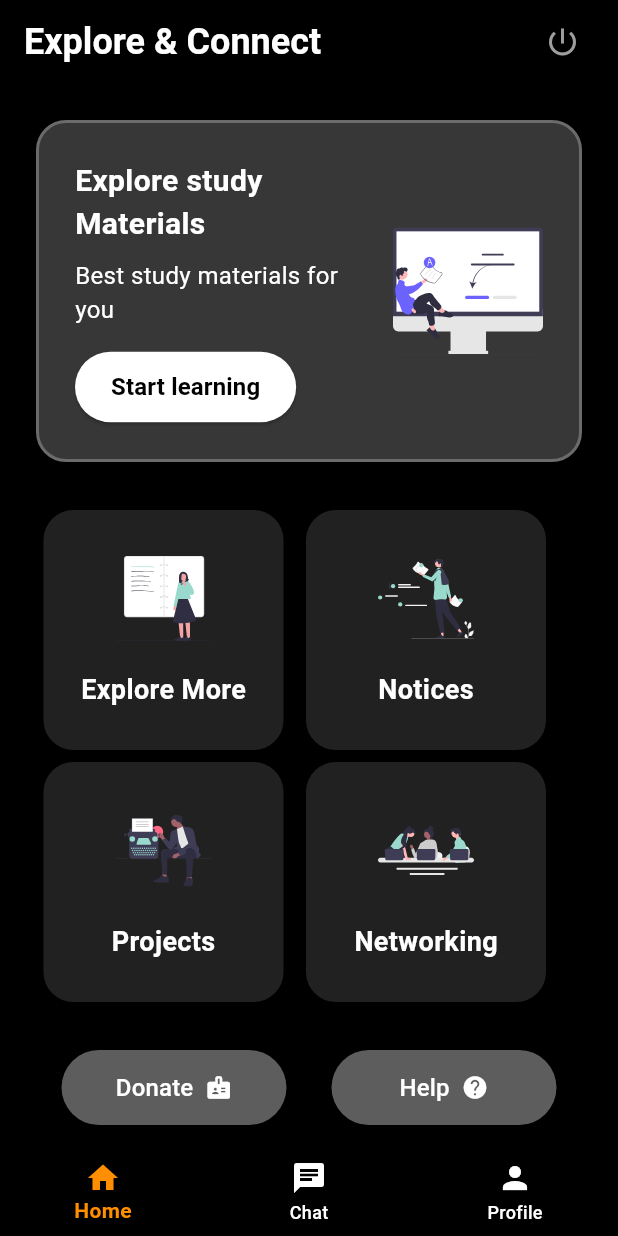
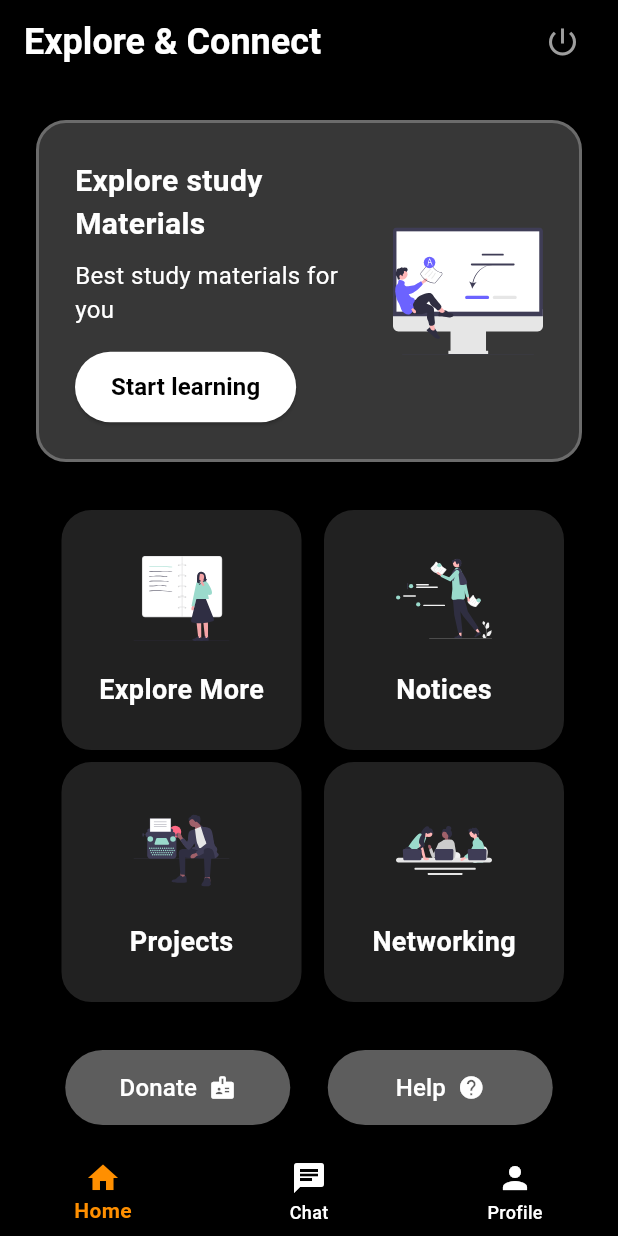
Before and after one commit to SajalSatsangi/Seekho_Buddy-Web, a Flutter app: the screen it shows once a user with an empty profile is signed in, on a phone screen of 412 x 824 dp. Run offline on Flutter 3.47's test engine with Material 3 defaults, Android fonts, the phone set to English and light mode, and no system bars; our stand-ins replace animated_splash_screen, cloud_firestore, file_picker, firebase_auth, firebase_core, firebase_storage and 11 more; missing offline and left inert: flutter_cached_pdfview, markdown, onesignal_flutter, pwa_install; accounts and stored records are empty.

Commit message:
Home UI BUILD

```diff
--- a/lib/home.dart
+++ b/lib/home.dart
@@ -266,7 +266,8 @@ class ExploreScreen extends StatelessWidget {
     final cardWidth = isDesktop ? 250.0 : 160.0;
     final cardHeight = isDesktop ? 200.0 : 160.0;
 
-    return Padding(
+    return Center(
+      child: Padding(
         padding: EdgeInsets.only(left: isDesktop ? 20.0 : 5.0), // Add left margin for desktop, no margin for mobile
         child: Wrap(
           spacing: isDesktop ? 30 : 15,
@@ -278,6 +279,7 @@ class ExploreScreen extends StatelessWidget {
             _buildCard(context, 'Projects', 'assets/Professional.svg', ComingSoonScreen(), cardWidth, cardHeight),
             _buildCard(context, 'Networking', 'assets/Network.svg', ComingSoonScreen(), cardWidth, cardHeight),
           ],
+        ),
       ),
     );
   }
@@ -324,14 +326,16 @@ class ExploreScreen extends StatelessWidget {
     );
   }
   Widget _buildButtonRow(BuildContext context, bool isDesktop) {
-    return Row(
+    return Center(
+      child: Row(
         mainAxisAlignment: MainAxisAlignment.center,
         children: [
           _buildButton(context, 'Donate', Icons.badge, const DonationPage(), isDesktop),
-        const SizedBox(width: 30),
+          const SizedBox(width: 25),
           _buildButton(context, 'Help', Icons.help, Newhelp(), isDesktop),
           const SizedBox(width: 0), // Add spacing between the buttons
         ],
+      ),
     );
   }
   Widget _buildButton(BuildContext context, String title, IconData icon, Widget nextPage, bool isDesktop) {
```
Also changed, not shown: 4 other files. Lines whose indentation alone changed are shown as unchanged.
